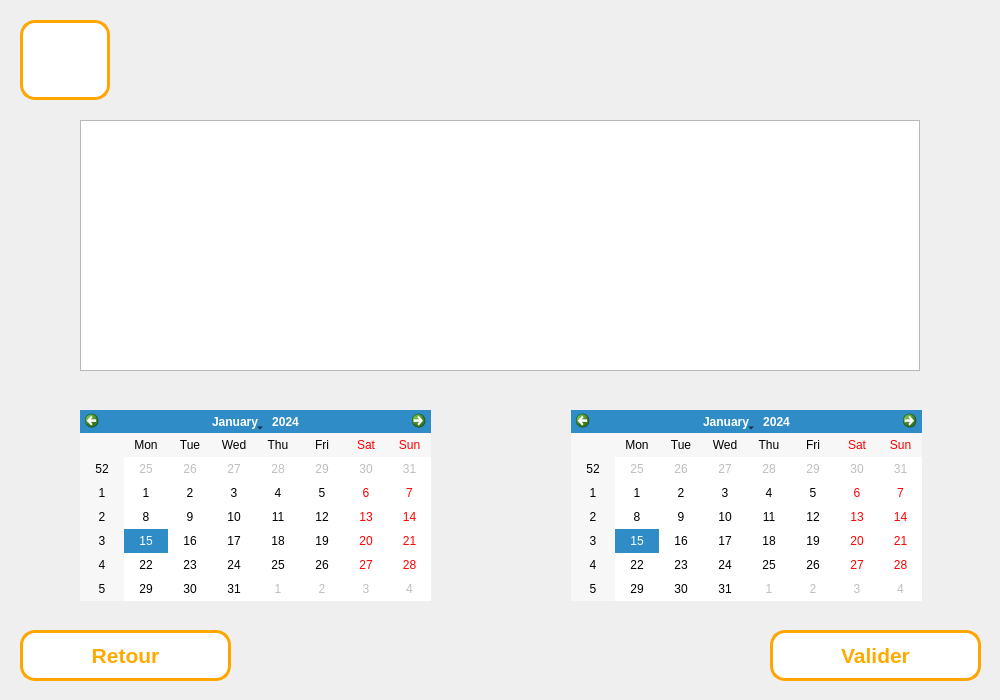
First picture: the form in FabLabEmprunt/empruntAjout.ui, repository Fablab-app-emprunt/App, before the edit.
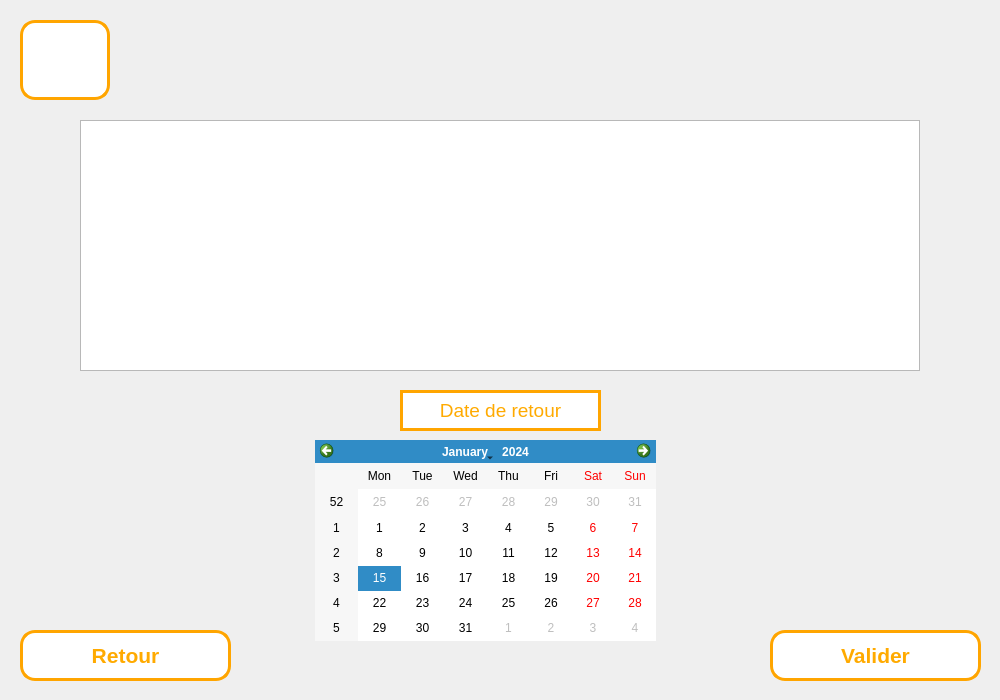
Second picture: the form after the edit. Icons and pictures are not drawn.

Commit message: Suppression calendrier et changement de nom de variable calendrier

```diff
--- a/FabLabEmprunt/empruntAjout.ui
+++ b/FabLabEmprunt/empruntAjout.ui
@@ -724,24 +724,59 @@
     <string>Retour</string>
    </property>
   </widget>
-  <widget class="QCalendarWidget" name="today">
-   <property name="geometry">
-    <rect>
-     <x>80</x>
-     <y>410</y>
-     <width>351</width>
-     <height>191</height>
-    </rect>
-   </property>
-  </widget>
   <widget class="QCalendarWidget" name="dateemprunt">
+   <property name="enabled">
+    <bool>true</bool>
+   </property>
    <property name="geometry">
     <rect>
-     <x>571</x>
-     <y>410</y>
-     <width>351</width>
-     <height>191</height>
+     <x>315</x>
+     <y>440</y>
+     <width>341</width>
+     <height>201</height>
     </rect>
+   </property>
+   <property name="focusPolicy">
+    <enum>Qt::StrongFocus</enum>
+   </property>
+   <property name="autoFillBackground">
+    <bool>true</bool>
+   </property>
+   <property name="styleSheet">
+    <string notr="true"/>
+   </property>
+  </widget>
+  <widget class="QLabel" name="label">
+   <property name="geometry">
+    <rect>
+     <x>400</x>
+     <y>390</y>
+     <width>201</width>
+     <height>41</height>
+    </rect>
+   </property>
+   <property name="font">
+    <font>
+     <pointsize>14</pointsize>
+     <weight>50</weight>
+     <bold>false</bold>
+    </font>
+   </property>
+   <property name="styleSheet">
+    <string notr="true">border-color: rgb(255, 170, 0);
+border:3px solid orange;
+
+border-color:orange;
+
+background-color:white;
+color: rgb(255, 170, 0);
+border-bort</string>
+   </property>
+   <property name="text">
+    <string>Date de retour</string>
+   </property>
+   <property name="alignment">
+    <set>Qt::AlignCenter</set>
    </property>
   </widget>
  </widget>
```
Left out of the diff: 2 changed lines with no effect on the pictures. The commit also changes 2 other files.
